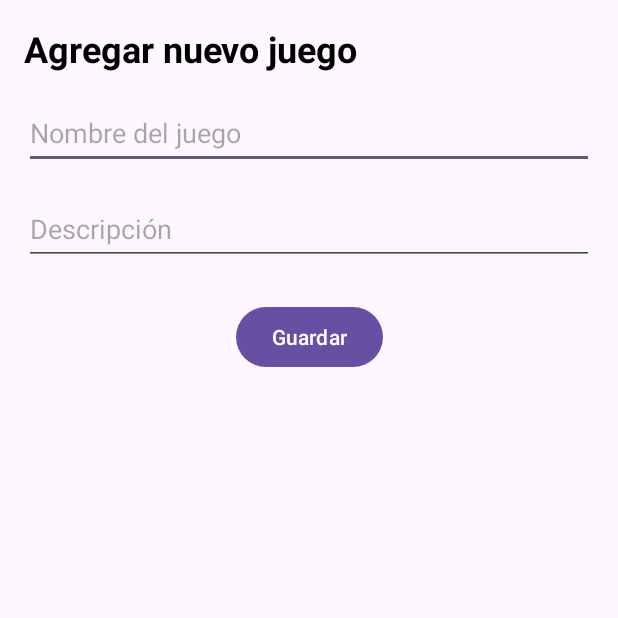
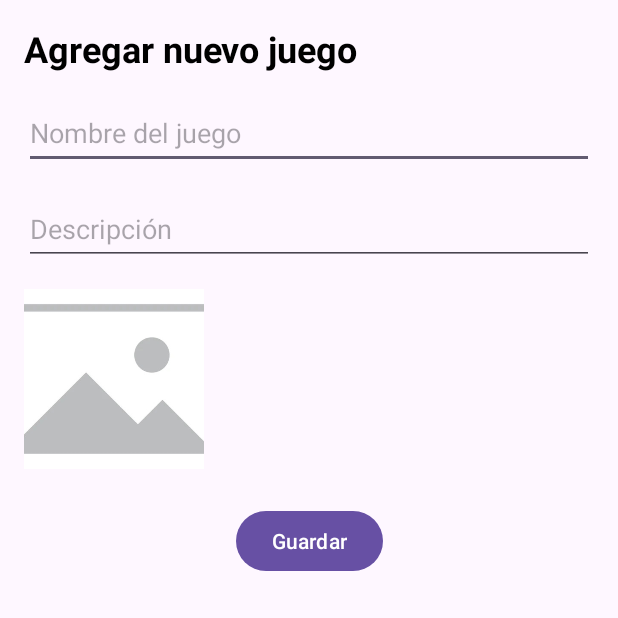
Before and after one commit to RomanBossio/juegos-favoritos, an Android app: the AgregarJuegoActivity screen opened directly, with no data from a screen before it, on a phone screen of 412 x 824 dp, the top half of it. Run offline under Robolectric (Android 15) with nearby library versions, the phone set to English and light mode, and no system bars.

Commit message:
Se agrego la seleccion de imagenes desde galeria

```diff
--- a/app/src/main/java/com/example/juegosfavoritosapp/AgregarJuegoActivity.kt
+++ b/app/src/main/java/com/example/juegosfavoritosapp/AgregarJuegoActivity.kt
@@ -1,16 +1,23 @@
 package com.example.juegosfavoritosapp
 
+import android.app.Activity
+import android.content.Intent
+import android.net.Uri
 import android.os.Bundle
 import android.widget.Button
 import android.widget.EditText
+import android.widget.ImageView
 import android.widget.Toast
 import androidx.appcompat.app.AppCompatActivity
-import android.content.Intent
 
 class AgregarJuegoActivity : AppCompatActivity() {
+
     private lateinit var etNombreJuego: EditText
     private lateinit var etDescripcionJuego: EditText
     private lateinit var btnGuardarJuego: Button
+    private lateinit var ivImagenJuego: ImageView
+
+    private var imagenUri: Uri? = null
 
     override fun onCreate(savedInstanceState: Bundle?) {
         super.onCreate(savedInstanceState)
@@ -20,7 +27,16 @@ class AgregarJuegoActivity : AppCompatActivity() {
         etNombreJuego = findViewById(R.id.etNombreJuego)
         etDescripcionJuego = findViewById(R.id.etDescripcionJuego)
         btnGuardarJuego = findViewById(R.id.btnGuardarJuego)
+        ivImagenJuego = findViewById(R.id.ivImagenJuego)
 
+        // Click para abrir la galería y seleccionar una imagen
+        ivImagenJuego.setOnClickListener {
+            val intent = Intent(Intent.ACTION_PICK)
+            intent.type = "image/*"
+            startActivityForResult(intent, 200) // 200 es el requestCode para la galería
+        }
+
+        // Acción del botón para guardar el juego
         btnGuardarJuego.setOnClickListener {
             val nombre = etNombreJuego.text.toString().trim()
             val descripcion = etDescripcionJuego.text.toString().trim()
@@ -28,14 +44,22 @@ class AgregarJuegoActivity : AppCompatActivity() {
             if (nombre.isEmpty() || descripcion.isEmpty()) {
                 Toast.makeText(this, "Completa todos los campos", Toast.LENGTH_SHORT).show()
             } else {
-                // Devolver los datos a ListaJuegosActivity
                 val resultIntent = Intent()
                 resultIntent.putExtra("nombre", nombre)
                 resultIntent.putExtra("descripcion", descripcion)
+                resultIntent.putExtra("imagenUri", imagenUri?.toString()) // Guardar la URI como String
                 setResult(RESULT_OK, resultIntent)
-                finish() // Cierra esta pantalla y vuelve
+                finish()
             }
         }
+    }
 
+    // Recibir la imagen seleccionada de la galería
+    override fun onActivityResult(requestCode: Int, resultCode: Int, data: Intent?) {
+        super.onActivityResult(requestCode, resultCode, data)
+        if (requestCode == 200 && resultCode == Activity.RESULT_OK) {
+            imagenUri = data?.data
+            ivImagenJuego.setImageURI(imagenUri) // Mostrar la imagen elegida
+        }
     }
 }
--- a/app/src/main/java/com/example/juegosfavoritosapp/Juego.kt
+++ b/app/src/main/java/com/example/juegosfavoritosapp/Juego.kt
@@ -3,5 +3,5 @@ package com.example.juegosfavoritosapp
 data class Juego(
     val nombre: String,
     val descripcion: String,
-    val imagenResId: Int
+    val imagenUri: String? // URI como String. Puede ser nulo si se usa la imagen por defecto.
 )
--- a/app/src/main/res/layout/activity_agregar_juego.xml
+++ b/app/src/main/res/layout/activity_agregar_juego.xml
@@ -41,12 +41,24 @@
         app:layout_constraintEnd_toEndOf="parent"
         android:layout_marginTop="16dp" />
 
+    <!-- NUEVO: ImageView para mostrar la imagen seleccionada -->
+    <ImageView
+        android:id="@+id/ivImagenJuego"
+        android:layout_width="120dp"
+        android:layout_height="120dp"
+        android:src="@drawable/ic_juego_generico"
+        android:contentDescription="Imagen del juego"
+        android:scaleType="centerCrop"
+        app:layout_constraintTop_toBottomOf="@id/etDescripcionJuego"
+        app:layout_constraintStart_toStartOf="parent"
+        android:layout_marginTop="16dp" />
+
     <Button
         android:id="@+id/btnGuardarJuego"
         android:layout_width="wrap_content"
         android:layout_height="wrap_content"
         android:text="Guardar"
-        app:layout_constraintTop_toBottomOf="@id/etDescripcionJuego"
+        app:layout_constraintTop_toBottomOf="@id/ivImagenJuego"
         app:layout_constraintStart_toStartOf="parent"
         app:layout_constraintEnd_toEndOf="parent"
         android:layout_marginTop="24dp" />
```
Also changed, not shown: app/src/main/java/com/example/juegosfavoritosapp/JuegoAdapter.kt (+19 -6 lines), app/src/main/java/com/example/juegosfavoritosapp/ListaJuegosActivity.kt (+33 -13 lines), app/src/main/res/drawable/ic_juego_generico.jpg (added).
